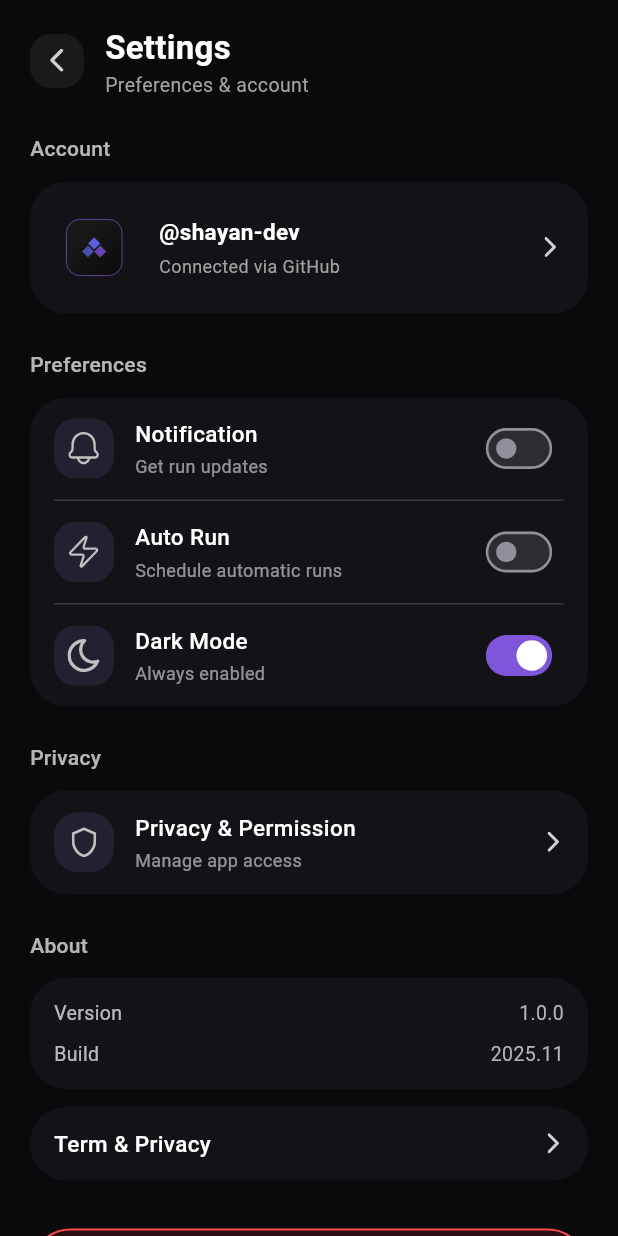
After one commit to shayann07/GitPulse-Flutter, a Flutter app: the SettingsScreen screen opened directly, on a phone screen of 412 x 824 dp. The commit adds this screen. Run offline on Flutter 3.47's test engine with Material 3 defaults, Android fonts, the phone set to English and light mode, and no system bars; our stand-ins replace flutter_svg.

Commit message:
profile screen done

```diff
--- a/lib/home_screen.dart
+++ b/lib/home_screen.dart
@@ -2,6 +2,7 @@ import 'package:flutter/material.dart';
 import 'package:flutter_svg/flutter_svg.dart';
 import 'package:gitpulse/repositories_screen.dart';
 import 'package:gitpulse/run_screen.dart';
+import 'package:gitpulse/settings_screen.dart';
 
 import 'history_screen.dart';
 
@@ -134,11 +135,18 @@ class _Header extends StatelessWidget {
         // ========== SETTINGS ICON ==========
         Transform.translate(
           offset: const Offset(0, -1),
+          child: GestureDetector(
+            onTap: () {
+              Navigator.push(
+                context,
+                MaterialPageRoute(builder: (_) => const SettingsScreen()),
+              );
+            },
             child: Container(
               width: 42,
               height: 42,
               decoration: BoxDecoration(
-              color: _GitPulseColors.inner, // corrected color
+                color: _GitPulseColors.inner,
                 borderRadius: BorderRadius.circular(14),
               ),
               child: Center(
@@ -146,6 +154,7 @@ class _Header extends StatelessWidget {
                   "assets/ic_gear.svg",
                   width: 22,
                   height: 22,
+                ),
               ),
             ),
           ),
--- /dev/null
+++ b/lib/settings_screen.dart
@@ -0,0 +1,549 @@
+import 'package:flutter/material.dart';
+import 'package:flutter_svg/flutter_svg.dart';
+
+class SettingsScreen extends StatefulWidget {
+  const SettingsScreen({super.key});
+
+  @override
+  State<SettingsScreen> createState() => _SettingsScreenState();
+}
+
+class _SettingsScreenState extends State<SettingsScreen> {
+  bool _notificationsEnabled = false;
+  bool _autoRunEnabled = false;
+  bool _darkModeEnabled = true;
+
+  @override
+  Widget build(BuildContext context) {
+    return Scaffold(
+      backgroundColor: _SettingsColors.background,
+      body: SafeArea(
+        child: SingleChildScrollView(
+          physics: const BouncingScrollPhysics(),
+          padding: const EdgeInsets.symmetric(horizontal: 20, vertical: 16),
+          child: Column(
+            crossAxisAlignment: CrossAxisAlignment.start,
+            children: [
+              const _SettingsHeader(),
+              const SizedBox(height: 24),
+
+              // ===== ACCOUNT SECTION =====
+              const _SectionTitle('Account'),
+              const SizedBox(height: 12),
+              const _AccountCard(),
+              const SizedBox(height: 24),
+
+              // ===== PREFERENCES SECTION =====
+              const _SectionTitle('Preferences'),
+              const SizedBox(height: 12),
+
+              Container(
+                decoration: BoxDecoration(
+                  color: _SettingsColors.card,
+                  borderRadius: BorderRadius.circular(24),
+                ),
+                child: Column(
+                  children: [
+                    _PreferenceTile(
+                      iconAsset: 'assets/notifications_icon.svg',
+                      title: 'Notification',
+                      subtitle: 'Get run updates',
+                      value: _notificationsEnabled,
+                      onChanged: (value) {
+                        setState(() => _notificationsEnabled = value);
+                      },
+                    ),
+                    const _SettingsDivider(),
+                    _PreferenceTile(
+                      iconAsset: 'assets/autorun_icon.svg',
+                      title: 'Auto Run',
+                      subtitle: 'Schedule automatic runs',
+                      value: _autoRunEnabled,
+                      onChanged: (value) {
+                        setState(() => _autoRunEnabled = value);
+                      },
+                    ),
+                    const _SettingsDivider(),
+                    _PreferenceTile(
+                      iconAsset: 'assets/dark_mode_icon.svg',
+                      title: 'Dark Mode',
+                      subtitle: 'Always enabled',
+                      value: _darkModeEnabled,
+                      onChanged: (value) {
+                        setState(() => _darkModeEnabled = value);
+                      },
+                    ),
+                  ],
+                ),
+              ),
+
+              const SizedBox(height: 24),
+
+              // ===== PRIVACY SECTION =====
+              const _SectionTitle('Privacy'),
+              const SizedBox(height: 12),
+
+              const _SettingsActionCard(
+                iconAsset: 'assets/privacy_icon.svg',
+                title: 'Privacy & Permission',
+                subtitle: 'Manage app access',
+              ),
+
+              const SizedBox(height: 24),
+
+              // ===== ABOUT SECTION =====
+              const _SectionTitle('About'),
+              const SizedBox(height: 12),
+
+              const _AboutCard(),
+              const SizedBox(height: 12),
+
+              const _SettingsActionCard(
+                title: 'Term & Privacy',
+              ),
+
+              const SizedBox(height: 32),
+
+              _LogoutButton(
+                onPressed: () {
+                  // TODO: wire up real logout + token clearing
+                },
+              ),
+            ],
+          ),
+        ),
+      ),
+    );
+  }
+}
+
+// ===================== HEADER =====================
+
+class _SettingsHeader extends StatelessWidget {
+  const _SettingsHeader();
+
+  @override
+  Widget build(BuildContext context) {
+    return Row(
+      children: [
+        GestureDetector(
+          onTap: () => Navigator.of(context).pop(),
+          child: Container(
+            width: 36,
+            height: 36,
+            decoration: BoxDecoration(
+              color: _SettingsColors.backButtonBackground,
+              borderRadius: BorderRadius.circular(14),
+            ),
+            alignment: Alignment.center,
+            child: SvgPicture.asset(
+              'assets/arrow_left.svg',
+              width: 16,
+              height: 16,
+            ),
+          ),
+        ),
+        const SizedBox(width: 14),
+        Column(
+          crossAxisAlignment: CrossAxisAlignment.start,
+          children: const [
+            Text(
+              'Settings',
+              style: TextStyle(
+                color: Colors.white,
+                fontSize: 22,
+                fontWeight: FontWeight.w700,
+                letterSpacing: 0.2,
+              ),
+            ),
+            SizedBox(height: 2),
+            Text(
+              'Preferences & account',
+              style: TextStyle(
+                color: Color(0xFF9FA3A1),
+                fontSize: 13,
+                height: 1.2,
+              ),
+            ),
+          ],
+        ),
+      ],
+    );
+  }
+}
+
+// ===================== SECTION TITLE =====================
+
+class _SectionTitle extends StatelessWidget {
+  final String title;
+
+  const _SectionTitle(this.title);
+
+  @override
+  Widget build(BuildContext context) {
+    return Text(
+      title,
+      style: const TextStyle(
+        color: Colors.white70,
+        fontSize: 14,
+        fontWeight: FontWeight.w500,
+        letterSpacing: 0.2,
+      ),
+    );
+  }
+}
+
+// ===================== ACCOUNT CARD =====================
+
+class _AccountCard extends StatelessWidget {
+  const _AccountCard();
+
+  @override
+  Widget build(BuildContext context) {
+    return Container(
+      padding: const EdgeInsets.symmetric(horizontal: 18, vertical: 16),
+      decoration: BoxDecoration(
+        color: _SettingsColors.card,
+        borderRadius: BorderRadius.circular(24),
+      ),
+      child: Row(
+        children: [
+          // same idea as home screen: clip + scale, no extra layout around svg
+          Transform.translate(
+            offset: const Offset(-2, 0),
+            child: Container(
+              width: 56,
+              height: 56,
+              clipBehavior: Clip.hardEdge,
+              decoration: BoxDecoration(
+                borderRadius: BorderRadius.circular(18),
+              ),
+              alignment: Alignment.center,
+              child: Transform.scale(
+                scale: 1.35,
+                child: SvgPicture.asset('assets/gitpulse_logo.svg'),
+              ),
+            ),
+          ),
+          const SizedBox(width: 12),
+          Column(
+            crossAxisAlignment: CrossAxisAlignment.start,
+            children: const [
+              Text(
+                '@shayan-dev',
+                style: TextStyle(
+                  color: Colors.white,
+                  fontSize: 15,
+                  fontWeight: FontWeight.w600,
+                ),
+              ),
+              SizedBox(height: 4),
+              Text(
+                'Connected via GitHub',
+                style: TextStyle(
+                  color: Color(0xFF9FA3A1),
+                  fontSize: 12,
+                ),
+              ),
+            ],
+          ),
+          const Spacer(),
+          SvgPicture.asset(
+            'assets/arrow_right.svg',
+            width: 14,
+            height: 14,
+          ),
+        ],
+      ),
+    );
+  }
+}
+
+// ===================== PREFERENCE TILE =====================
+
+class _PreferenceTile extends StatelessWidget {
+  final String iconAsset;
+  final String title;
+  final String subtitle;
+  final bool value;
+  final ValueChanged<bool> onChanged;
+
+  const _PreferenceTile({
+    required this.iconAsset,
+    required this.title,
+    required this.subtitle,
+    required this.value,
+    required this.onChanged,
+  });
+
+  @override
+  Widget build(BuildContext context) {
+    return Padding(
+      padding: const EdgeInsets.symmetric(horizontal: 16, vertical: 10),
+      child: Row(
+        children: [
+          Container(
+            width: 40,
+            height: 40,
+            decoration: BoxDecoration(
+              color: _SettingsColors.iconBg,
+              borderRadius: BorderRadius.circular(14),
+            ),
+            padding: const EdgeInsets.all(9),
+            child: SvgPicture.asset(
+              iconAsset,
+              fit: BoxFit.contain,
+            ),
+          ),
+          const SizedBox(width: 14),
+          Expanded(
+            child: Column(
+              mainAxisAlignment: MainAxisAlignment.center,
+              crossAxisAlignment: CrossAxisAlignment.start,
+              children: [
+                Text(
+                  title,
+                  style: const TextStyle(
+                    color: Colors.white,
+                    fontSize: 15,
+                    fontWeight: FontWeight.w500,
+                  ),
+                ),
+                const SizedBox(height: 3),
+                Text(
+                  subtitle,
+                  style: const TextStyle(
+                    color: Colors.white54,
+                    fontSize: 12,
+                  ),
+                ),
+              ],
+            ),
+          ),
+          Transform.scale(
+            scale: 0.85, // smaller toggle
+            child: Switch.adaptive(
+              value: value,
+              onChanged: onChanged,
+              activeColor: Colors.white,
+              activeTrackColor: _SettingsColors.accent,
+              inactiveTrackColor: const Color(0xFF2C2C33),
+            ),
+          ),
+        ],
+      ),
+    );
+  }
+}
+
+// Divider inside cards (indented a bit)
+class _SettingsDivider extends StatelessWidget {
+  const _SettingsDivider();
+
+  @override
+  Widget build(BuildContext context) {
+    return Container(
+      margin: const EdgeInsets.symmetric(horizontal: 16),
+      height: 1,
+      color: _SettingsColors.divider,
+    );
+  }
+}
+
+// ===================== SIMPLE ACTION CARD =====================
+
+class _SettingsActionCard extends StatelessWidget {
+  final String title;
+  final String? subtitle;
+  final String? iconAsset;
+  final VoidCallback? onTap;
+
+  const _SettingsActionCard({
+    this.iconAsset,
+    required this.title,
+    this.subtitle,
+    this.onTap,
+  });
+
+  @override
+  Widget build(BuildContext context) {
+    return GestureDetector(
+      onTap: onTap,
+      child: Container(
+        padding: const EdgeInsets.symmetric(horizontal: 16, vertical: 14),
+        decoration: BoxDecoration(
+          color: _SettingsColors.card,
+          borderRadius: BorderRadius.circular(24),
+        ),
+        child: Row(
+          children: [
+            if (iconAsset != null) ...[
+              Container(
+                width: 40,
+                height: 40,
+                decoration: BoxDecoration(
+                  color: _SettingsColors.iconBg,
+                  borderRadius: BorderRadius.circular(16),
+                ),
+                padding: const EdgeInsets.all(10),
+                child: SvgPicture.asset(
+                  iconAsset!,
+                  fit: BoxFit.contain,
+                ),
+              ),
+              const SizedBox(width: 14),
+            ],
+            Expanded(
+              child: Column(
+                crossAxisAlignment: CrossAxisAlignment.start,
+                children: [
+                  Text(
+                    title,
+                    style: const TextStyle(
+                      color: Colors.white,
+                      fontSize: 15,
+                      fontWeight: FontWeight.w500,
+                    ),
+                  ),
+                  if (subtitle != null) ...[
+                    const SizedBox(height: 3),
+                    Text(
+                      subtitle!,
+                      style: const TextStyle(
+                        color: Colors.white54,
+                        fontSize: 12,
+                      ),
+                    ),
+                  ],
+                ],
+              ),
+            ),
+            SvgPicture.asset(
+              'assets/arrow_right.svg',
+              width: 14,
+              height: 14,
+            ),
+          ],
+        ),
+      ),
+    );
+  }
+}
+
+// ===================== ABOUT CARD =====================
+
+class _AboutCard extends StatelessWidget {
+  const _AboutCard();
+
+  @override
+  Widget build(BuildContext context) {
+    return Container(
+      padding: const EdgeInsets.symmetric(horizontal: 16, vertical: 14),
+      decoration: BoxDecoration(
+        color: _SettingsColors.card,
+        borderRadius: BorderRadius.circular(24),
+      ),
+      child: Column(
+        children: const [
+          _AboutRow(label: 'Version', value: '1.0.0'),
+          SizedBox(height: 8),
+          _AboutRow(label: 'Build', value: '2025.11'),
+        ],
+      ),
+    );
+  }
+}
+
+class _AboutRow extends StatelessWidget {
+  final String label;
+  final String value;
+
+  const _AboutRow({
+    required this.label,
+    required this.value,
+  });
+
+  @override
+  Widget build(BuildContext context) {
+    return Row(
+      children: [
+        Text(
+          label,
+          style: const TextStyle(
+            color: Colors.white70,
+            fontSize: 13,
+          ),
+        ),
+        const Spacer(),
+        Text(
+          value,
+          style: const TextStyle(
+            color: Color(0xFFB4B4C0),
+            fontSize: 13,
+          ),
+        ),
+      ],
+    );
+  }
+}
+
+// ===================== LOGOUT BUTTON =====================
+
+class _LogoutButton extends StatelessWidget {
+  final VoidCallback onPressed;
+
+  const _LogoutButton({required this.onPressed});
+
+  @override
+  Widget build(BuildContext context) {
+    return GestureDetector(
+      onTap: onPressed,
+      child: Container(
+        height: 54,
+        width: double.infinity,
+        decoration: BoxDecoration(
+          color: const Color(0xFF2B0E11),
+          borderRadius: BorderRadius.circular(999),
+          border: Border.all(
+            color: const Color(0xFFFF4B4B),
+            width: 1.4,
+          ),
+        ),
+        alignment: Alignment.center,
+        child: Row(
+          mainAxisSize: MainAxisSize.min,
+          children: [
+            SvgPicture.asset(
+              'assets/logout_icon.svg',
+              width: 18,
+              height: 18,
+            ),
+            const SizedBox(width: 8),
+            const Text(
+              'Log Out',
+              style: TextStyle(
+                color: Color(0xFFFF4B4B),
+                fontSize: 15,
+                fontWeight: FontWeight.w600,
+              ),
+            ),
+          ],
+        ),
+      ),
+    );
+  }
+}
+
+// ===================== DESIGN TOKENS =====================
+
+class _SettingsColors {
+  static const Color background = Color(0xFF0A0A0D);
+  static const Color card = Color(0xFF131317);
+  static const Color inner = Color(0xFF1E1E24);
+
+  static const Color iconBg = Color(0xFF21212F); // icon container color
+  static const Color accent = Color(0xFF7F56D9);
+  static const Color divider = Color.fromARGB(40, 255, 255, 255);
+
+  static const Color backButtonBackground = Color(0xFF1A1A1A);
+}
--- a/pubspec.yaml
+++ b/pubspec.yaml
@@ -122,3 +122,8 @@ flutter:
     - assets/failed_icon.svg
     - assets/search_icon.svg
     - assets/checkbox_icon.svg
+    - assets/notifications_icon.svg
+    - assets/autorun_icon.svg
+    - assets/dark_mode_icon.svg
+    - assets/privacy_icon.svg
+    - assets/logout_icon.svg
```
Also changed, not shown: assets/autorun_icon.svg (added), assets/dark_mode_icon.svg (added), assets/logout_icon.svg (added), assets/notifications_icon.svg (added), assets/privacy_icon.svg (added). Lines whose indentation alone changed are shown as unchanged.
